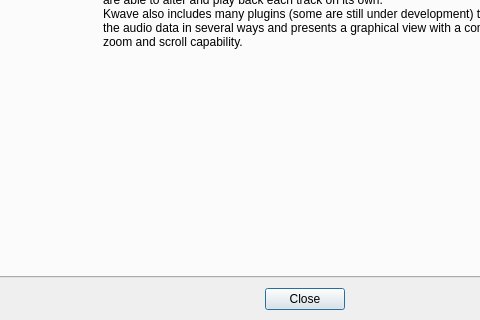
The window that plugins/about/AboutDialogBase.ui (KDE/kwave) describes before a commit, drawn with Qt 5; both pictures show x 82 to 562 and y 173 to 493 of the 645 by 493 pixel window.
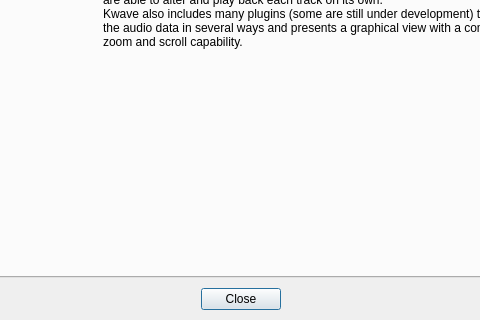
The same window after the commit. Custom widgets are drawn as their Qt base class.

Commit message: updated dialogs: set focus on 'OK' button where reasonable

```diff
--- a/plugins/about/AboutDialogBase.ui
+++ b/plugins/about/AboutDialogBase.ui
@@ -296,6 +296,9 @@
        <property name="standardButtons">
         <set>QDialogButtonBox::Close</set>
        </property>
+       <property name="centerButtons">
+        <bool>true</bool>
+       </property>
       </widget>
      </item>
      <item>
```
The commit also changes 23 other files.
